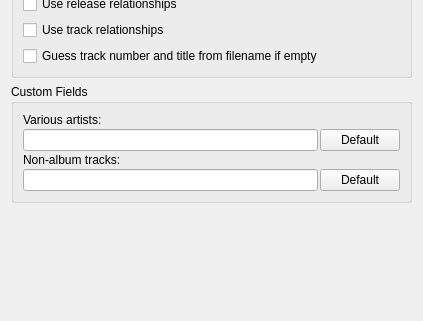
Above: ui/options_metadata.ui from metabrainz/picard before the change; both pictures show x 0 to 423 and y 232 to 553 of the 423 by 553 pixel window. Below: the same form after it.
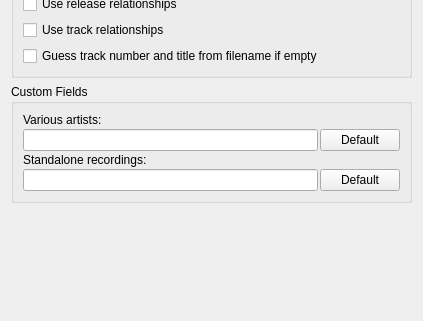
That is the form after the change.

Commit message: Standardize on "Standalone recordings" rather than "Non-album tracks"

Patch:
```diff
--- a/ui/options_metadata.ui
+++ b/ui/options_metadata.ui
@@ -167,7 +167,7 @@
       <item row="2" column="0" colspan="2">
        <widget class="QLabel" name="label_7">
         <property name="text">
-         <string>Non-album tracks:</string>
+         <string>Standalone recordings:</string>
         </property>
         <property name="buddy">
          <cstring>nat_name_default</cstring>
```
The commit also changes 4 other files.
